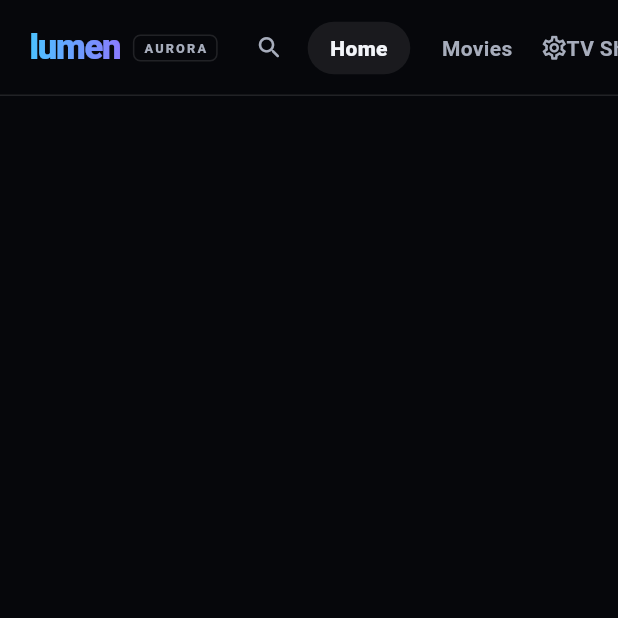
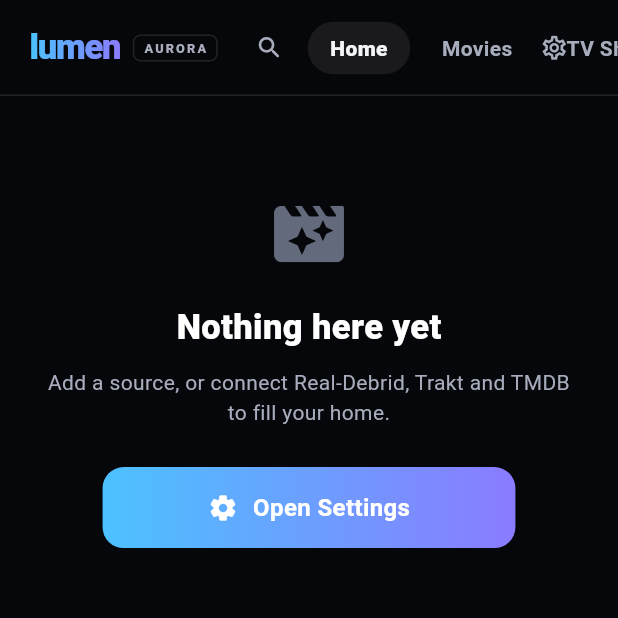
Before and after one commit to amishraj/lumen, a Flutter app: the AuroraShell screen opened directly, on a phone screen of 412 x 824 dp, the top half of it. Run offline on Flutter 3.47's test engine with Material 3 defaults, Android fonts, the phone set to English and light mode, and no system bars; our stand-ins replace cached_network_image, dio, flutter_cache_manager, flutter_riverpod, speech_to_text, sqflite; missing offline and left inert: media_kit, media_kit_video, screen_brightness; accounts and stored records are empty.

Commit message:
v1.5.2: keep the app navigable when Home is empty/loading
Aurora's focus model is relative — D-pad traversal needs a currently
focused node. An empty/loading Home (no billboard Play, no rows) left
primaryFocus null and the remote dead, with no way to reach the top nav
or Settings. Add a shell-level safety net that re-seeds focus onto the
active nav tab whenever focus falls to null while the shell is front, and
a focusable empty-state on Home ('Open Settings') so there's always a
target and a route to setup.

Co-Authored-By: Claude Opus 4.8 <noreply@anthropic.com>

```diff
--- a/lib/aurora/aurora_theme.dart
+++ b/lib/aurora/aurora_theme.dart
@@ -1,7 +1,7 @@
 import 'package:flutter/material.dart';
 
 /// Marketing/version string for the 1.1 line. Keep in sync with pubspec.yaml.
-const kLumenVersion = '1.5.1';
+const kLumenVersion = '1.5.2';
 
 /// Aurora — the Lumen 1.1 design language.
 ///
--- a/lib/aurora/pages/aurora_home.dart
+++ b/lib/aurora/pages/aurora_home.dart
@@ -72,6 +72,21 @@ class _AuroraHomePageState extends ConsumerState<AuroraHomePage> {
     final because = ref.watch(tmdbBecauseYouWatchedProvider).valueOrNull;
     final watchlist = ref.watch(traktWatchlistProvider).valueOrNull;
 
+    // A genuinely empty home (source unsynced/empty, no debrid rows, nothing
+    // from Trakt): featured has resolved to nothing AND every headline row is
+    // empty too. Show a focusable call-to-action so the screen is never a dead
+    // blank — it gives focus somewhere to land and a route to setup. (During
+    // initial load `featured` is null, not empty, so this stays false and the
+    // skeletons show instead.)
+    bool empty(List<Object?>? l) => l == null || l.isEmpty;
+    final nothingLoaded = featured != null &&
+        featured.isEmpty &&
+        empty(v(continueWatchingProvider)) &&
+        empty(v(auroraMyListProvider)) &&
+        empty(v(tmdbTrendingProvider)) &&
+        empty(v(tmdbPopularProvider)) &&
+        empty(watchlist);
+
     Widget posterShelf(String title, List<StreamItem>? items) =>
         AuroraShelf<StreamItem>(
           title: title,
@@ -113,9 +128,12 @@ class _AuroraHomePageState extends ConsumerState<AuroraHomePage> {
         SliverToBoxAdapter(
           child: featured == null
               ? const _BillboardSkeleton()
-              : featured.isEmpty
-                  ? const SizedBox(height: 96)
-                  : _Billboard(items: featured, onFocusTop: _toTop),
+              : nothingLoaded
+                  ? _EmptyHome(
+                      onSetup: () => auroraSwitchTab(ref, AuroraTab.settings))
+                  : featured.isEmpty
+                      ? const SizedBox(height: 96)
+                      : _Billboard(items: featured, onFocusTop: _toTop),
         ),
         SliverList(
           delegate: SliverChildListDelegate.fixed([
@@ -188,6 +206,75 @@ class _AuroraHomePageState extends ConsumerState<AuroraHomePage> {
           ]),
         ),
       ],
+      ),
+    );
+  }
+}
+
+// ---------------------------------------------------------------------------
+// Empty home
+// ---------------------------------------------------------------------------
+
+/// Shown when the home has genuinely nothing to display. A focusable CTA — so
+/// the remote always has a target and the user can reach setup — that
+/// autofocuses (there's no billboard to take focus in this state).
+class _EmptyHome extends StatelessWidget {
+  const _EmptyHome({required this.onSetup});
+  final VoidCallback onSetup;
+
+  @override
+  Widget build(BuildContext context) {
+    return Padding(
+      padding: const EdgeInsets.fromLTRB(24, 128, 24, 48),
+      child: Center(
+        child: ConstrainedBox(
+          constraints: const BoxConstraints(maxWidth: 460),
+          child: Column(mainAxisSize: MainAxisSize.min, children: [
+            const Icon(Icons.movie_filter_rounded,
+                size: 56, color: Aurora.textFaint),
+            const SizedBox(height: 18),
+            const Text('Nothing here yet',
+                style: TextStyle(
+                    color: Colors.white,
+                    fontSize: 23,
+                    fontWeight: FontWeight.w800)),
+            const SizedBox(height: 10),
+            const Text(
+              'Add a source, or connect Real-Debrid, Trakt and TMDB to fill '
+              'your home.',
+              textAlign: TextAlign.center,
+              style: TextStyle(color: Aurora.textDim, fontSize: 14, height: 1.4),
+            ),
+            const SizedBox(height: 24),
+            SizedBox(
+              width: 280,
+              child: AuroraFocusable(
+                autofocus: true,
+                onActivate: onSetup,
+                builder: (context, focused) => Container(
+                  height: 54,
+                  alignment: Alignment.center,
+                  decoration: BoxDecoration(
+                    gradient: Aurora.gradient,
+                    borderRadius: BorderRadius.circular(14),
+                  ),
+                  child: const Row(
+                    mainAxisSize: MainAxisSize.min,
+                    children: [
+                      Icon(Icons.settings_rounded, size: 20, color: Colors.white),
+                      SizedBox(width: 10),
+                      Text('Open Settings',
+                          style: TextStyle(
+                              color: Colors.white,
+                              fontSize: 16,
+                              fontWeight: FontWeight.w700)),
+                    ],
+                  ),
+                ),
+              ),
+            ),
+          ]),
+        ),
       ),
     );
   }
--- a/lib/aurora/shell.dart
+++ b/lib/aurora/shell.dart
@@ -40,9 +40,39 @@ class _AuroraShellState extends ConsumerState<AuroraShell> {
   final ValueNotifier<bool> _navVisible = ValueNotifier(true);
 
   @override
+  void initState() {
+    super.initState();
+    // Aurora's focus model is RELATIVE — arrow keys only move when something is
+    // already focused. An empty/loading Home (no billboard Play button, no
+    // rows) leaves primaryFocus null and the remote completely dead. Watch for
+    // focus falling to null and seed it back onto the active top-nav tab, so
+    // the app is always drivable and the nav (Settings → Add source) is always
+    // reachable — no matter what has or hasn't loaded.
+    FocusManager.instance.addListener(_ensureFocus);
+    WidgetsBinding.instance.addPostFrameCallback((_) => _ensureFocus());
+  }
+
+  @override
   void dispose() {
+    FocusManager.instance.removeListener(_ensureFocus);
     _navVisible.dispose();
     super.dispose();
+  }
+
+  bool _seeding = false;
+  void _ensureFocus() {
+    if (!mounted || _seeding) return;
+    if (FocusManager.instance.primaryFocus != null) return;
+    // A pushed screen (Add source, player, detail) owns focus while it's front.
+    final route = ModalRoute.of(context);
+    if (route != null && !route.isCurrent) return;
+    _seeding = true;
+    WidgetsBinding.instance.addPostFrameCallback((_) {
+      _seeding = false;
+      if (!mounted || FocusManager.instance.primaryFocus != null) return;
+      final nav = auroraNavTarget;
+      if (nav != null && nav.canRequestFocus) nav.requestFocus();
+    });
   }
 
   void _select(AuroraTab tab) {
--- a/pubspec.yaml
+++ b/pubspec.yaml
@@ -1,7 +1,7 @@
 name: lumen
 description: "Lumen — a buttery-smooth personal IPTV player for Android, Google TV, iOS & macOS."
 publish_to: "none"
-version: 1.5.1+67
+version: 1.5.2+68
 
 environment:
   sdk: ">=3.4.0 <4.0.0"
```
